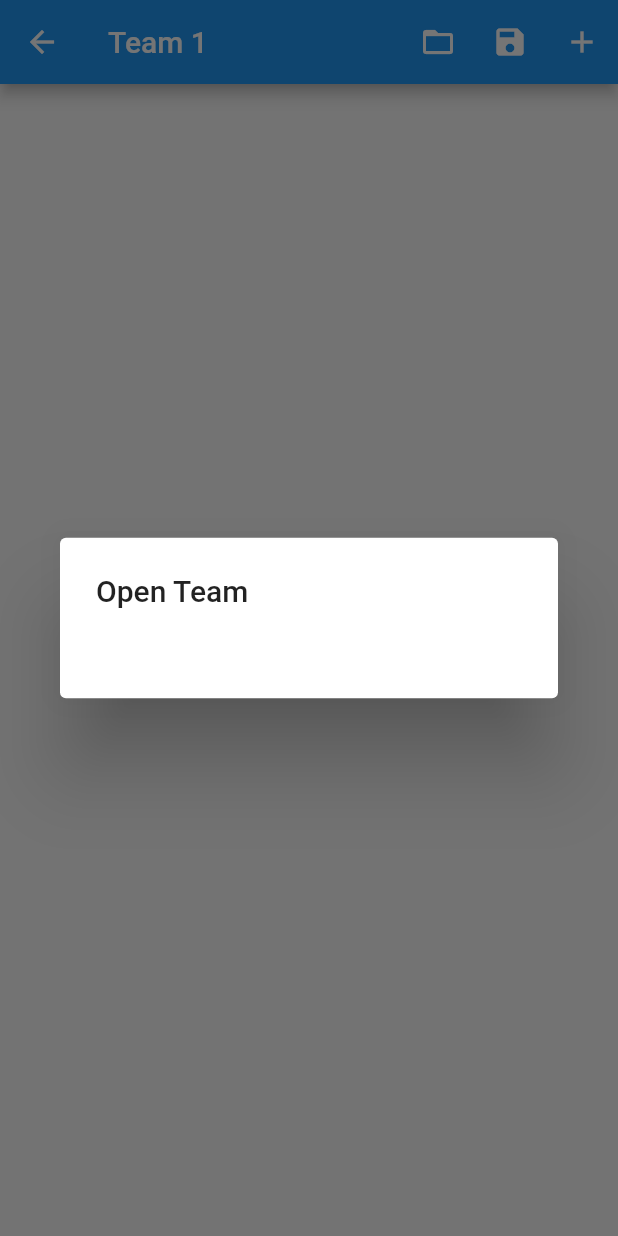
After one commit to mario-catillo/match_recorder, a Flutter app: the TeamPage screen opened directly, after a tap on the "folder open" icon, on a phone screen of 412 x 824 dp. The commit adds this screen. Run offline on Flutter 3.47's test engine with Material 2 defaults, Android fonts, the phone set to English and light mode, and no system bars; our stand-ins replace shared_preferences; accounts and stored records are empty.

Commit message:
team save

```diff
--- a/lib/models/app_state.dart
+++ b/lib/models/app_state.dart
@@ -45,4 +45,16 @@ class AppState with ChangeNotifier {
         return team2;
     }
   }
+
+  void setTeam(Team team, TeamType teamType) {
+    switch (teamType) {
+      case TeamType.team1:
+        team1 = team;
+        break;
+      case TeamType.team2:
+        team2 = team;
+        break;
+    }
+    notifyListeners();
+  }
 }
--- a/lib/models/player.dart
+++ b/lib/models/player.dart
@@ -1,6 +1,23 @@
-class Player {
+import 'dart:convert';
+
+import 'package:match_recorder/models/serializable.dart';
+
+class Player implements Serializable {
   final String name;
   final String number;
 
   Player({required this.name, required this.number});
+
+  @override
+  String toJson() {
+    return jsonEncode({
+      'name': name,
+      'number': number,
+    });
+  }
+
+  @override
+  Player.fromJson(String json)
+      : name = jsonDecode(json)['name'],
+        number = jsonDecode(json)['number'];
 }
--- /dev/null
+++ b/lib/models/serializable.dart
@@ -0,0 +1,5 @@
+abstract class Serializable {
+  String toJson();
+
+  Serializable.fromJson(String json);
+}
--- a/lib/models/team.dart
+++ b/lib/models/team.dart
@@ -1,8 +1,26 @@
+import 'dart:convert';
+
 import 'package:match_recorder/models/player.dart';
+import 'package:match_recorder/models/serializable.dart';
 
-class Team {
+class Team implements Serializable {
   final String name;
   final List<Player> players;
 
   Team(this.name, this.players);
+
+  @override
+  String toJson() {
+    return jsonEncode({
+      'name': name,
+      'players': players.map((e) => e.toJson()).toList(),
+    });
+  }
+
+  @override
+  Team.fromJson(String json)
+      : name = jsonDecode(json)['name'],
+        players = (jsonDecode(json)['players'] as List)
+            .map((e) => Player.fromJson(e))
+            .toList();
 }
--- a/lib/team_page.dart
+++ b/lib/team_page.dart
@@ -1,7 +1,8 @@
 import 'package:flutter/material.dart';
 import 'package:match_recorder/models/app_state.dart';
 import 'package:match_recorder/models/player.dart';
-import 'package:match_recorder/models/team.dart';
+import 'package:match_recorder/widgets/teams/team_open_dialog.dart';
+import 'package:match_recorder/widgets/teams/team_save_dialog.dart';
 import 'package:provider/provider.dart';
 
 enum TeamType { team1, team2 }
@@ -18,6 +19,18 @@ class TeamPage extends StatelessWidget {
         title: Text(team.name),
         actions: [
           IconButton(
+              onPressed: () => showDialog(
+                  context: context,
+                  builder: (ctx) => TeamOpenDialog(
+                        teamType: teamType,
+                      )),
+              icon: const Icon(Icons.folder_open_outlined)),
+          IconButton(
+              onPressed: () => showDialog(
+                  context: context,
+                  builder: (ctx) => TeamSaveDialog(team: team)),
+              icon: const Icon(Icons.save)),
+          IconButton(
             icon: const Icon(Icons.add),
             onPressed: () {
               showDialog(
@@ -31,11 +44,23 @@ class TeamPage extends StatelessWidget {
       ),
       body: Consumer<AppState>(
         builder: (ctx, appstate, child) => ListView.builder(
-          itemCount: team.players.length,
-          itemBuilder: (ctx, index) => Row(children: [
-            Text(team.players[index].name),
-            Text(team.players[index].number),
-          ]),
+          itemCount: appstate.getTeam(teamType).players.length,
+          itemBuilder: (ctx, index) {
+            List<Player> playersCopy = List.from(
+                appstate.getTeam(teamType).players
+                  ..sort((p1, p2) =>
+                      int.parse(p1.number).compareTo(int.parse(p2.number))));
+            Player player = playersCopy[index];
+            return ListTile(
+              onLongPress: () => appstate.setTeam(
+                  team
+                    ..players.removeWhere(
+                        (element) => element.number == player.number),
+                  teamType),
+              title: Text(player.name),
+              subtitle: Text(player.number.toString()),
+            );
+          },
         ),
       ),
     );
--- /dev/null
+++ b/lib/widgets/teams/team_open_dialog.dart
@@ -0,0 +1,59 @@
+import 'package:flutter/material.dart';
+import 'package:match_recorder/models/app_state.dart';
+import 'package:match_recorder/models/team.dart';
+import 'package:match_recorder/team_page.dart';
+import 'package:provider/provider.dart';
+import 'package:shared_preferences/shared_preferences.dart';
+
+class TeamOpenDialog extends StatefulWidget {
+  final TeamType teamType;
+  const TeamOpenDialog({Key? key, required this.teamType}) : super(key: key);
+
+  @override
+  State<TeamOpenDialog> createState() => _TeamOpenDialogState();
+}
+
+class _TeamOpenDialogState extends State<TeamOpenDialog> {
+  List<String> savedTeams = [];
+  late SharedPreferences prefs;
+
+  void loadPrefs() async {
+    prefs = await SharedPreferences.getInstance();
+    setState(() {
+      savedTeams = prefs.getStringList('savedTeams') ?? [];
+    });
+  }
+
+  @override
+  void initState() {
+    super.initState();
+    loadPrefs();
+  }
+
+  @override
+  Widget build(BuildContext context) {
+    return AlertDialog(
+      title: const Text('Open Team'),
+      content: Container(
+        width: double.maxFinite,
+        child: ListView.builder(
+          shrinkWrap: true,
+          itemBuilder: (ctx, index) {
+            return ListTile(
+              title: Text(savedTeams[index]),
+              onTap: () {
+                context.read<AppState>().setTeam(
+                    Team.fromJson(
+                        prefs.getString("team-${savedTeams[index]}") ?? ''),
+                    widget.teamType);
+                Navigator.of(context).pop(savedTeams[index]);
+              },
+            );
+          },
+          itemCount: savedTeams.length,
+        ),
+      ),
+      actions: [],
+    );
+  }
+}
--- a/pubspec.yaml
+++ b/pubspec.yaml
@@ -37,6 +37,7 @@ dependencies:
   provider: ^6.0.5
   uuid: ^3.0.6
   flutter_svg: ^2.0.4
+  shared_preferences: ^2.0.20
 
 dev_dependencies:
   flutter_test:
```
Also changed, not shown: lib/widgets/player_select.dart (+13 -0 lines), lib/widgets/teams/team_save_dialog.dart (added, +64 -0 lines), pubspec.lock, 11 other files.
